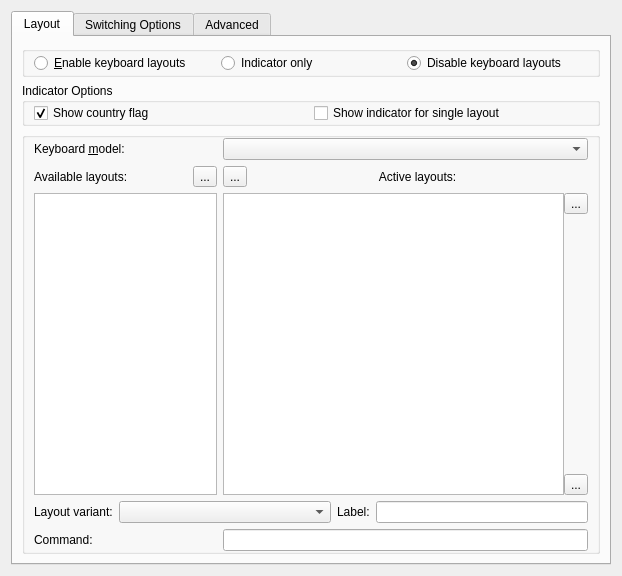
Before: the Qt Designer form kcontrol/kxkb/kcmlayoutwidget.ui in mgottschlag/kwin-tiling, drawn with Qt 5.
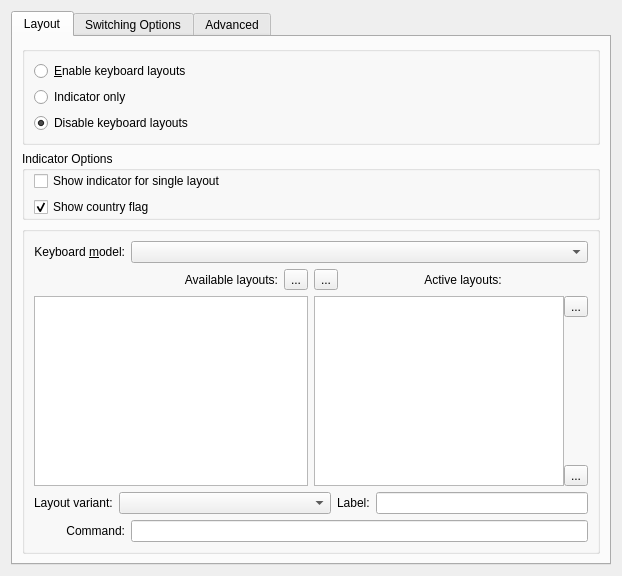
After: the same form once the commit is applied. Custom widgets are drawn as their Qt base class.

The edit to the form file:
```diff
--- a/kcontrol/kxkb/kcmlayoutwidget.ui
+++ b/kcontrol/kxkb/kcmlayoutwidget.ui
@@ -15,31 +15,20 @@
      <property name="currentIndex" >
       <number>0</number>
      </property>
-     <widget class="QWidget" name="tabLayout" >
-      <property name="geometry" >
-       <rect>
-        <x>0</x>
-        <y>0</y>
-        <width>606</width>
-        <height>534</height>
-       </rect>
-      </property>
-      <attribute name="title" >
+     <widget class="QWidget" name="tabLayout">
+      <attribute name="title">
        <string>Layout</string>
       </attribute>
-      <layout class="QVBoxLayout" >
+      <layout class="QVBoxLayout" name="verticalLayout_2">
        <item>
-        <widget class="KButtonGroup" name="grpEnableKxkb" >
-         <layout class="QHBoxLayout" >
-          <property name="topMargin" >
-           <number>0</number>
-          </property>
-          <property name="bottomMargin" >
-           <number>0</number>
-          </property>
+        <widget class="KButtonGroup" name="grpEnableKxkb">
+         <property name="flat">
+          <bool>true</bool>
+         </property>
+         <layout class="QVBoxLayout" name="verticalLayout_3">
           <item>
-           <widget class="QRadioButton" name="radioButton" >
-            <property name="toolTip" >
+           <widget class="QRadioButton" name="radioButton">
+            <property name="toolTip">
              <string>KDE will configure layouts and start layout indicator</string>
             </property>
             <property name="text" >
@@ -48,8 +37,8 @@
            </widget>
           </item>
           <item>
-           <widget class="QRadioButton" name="radioButton_2" >
-            <property name="toolTip" >
+           <widget class="QRadioButton" name="radioButton_2">
+            <property name="toolTip">
              <string>KDE will start indicator but will use existing layout configuration</string>
             </property>
             <property name="text" >
@@ -58,8 +47,8 @@
            </widget>
           </item>
           <item>
-           <widget class="QRadioButton" name="radioButton_3" >
-            <property name="toolTip" >
+           <widget class="QRadioButton" name="radioButton_3">
+            <property name="toolTip">
              <string>KDE will not configure or show keyboard layouts</string>
             </property>
             <property name="text" >
@@ -74,20 +63,27 @@
         </widget>
        </item>
        <item>
-        <widget class="QGroupBox" name="grpIndicatorOptions" >
-         <property name="title" >
+        <widget class="QGroupBox" name="grpIndicatorOptions">
+         <property name="title">
           <string>Indicator Options</string>
          </property>
-         <layout class="QHBoxLayout" >
-          <property name="topMargin" >
+         <layout class="QVBoxLayout" name="verticalLayout">
+          <property name="topMargin">
            <number>0</number>
           </property>
-          <property name="bottomMargin" >
+          <property name="bottomMargin">
            <number>0</number>
           </property>
           <item>
-           <widget class="QCheckBox" name="chkShowFlag" >
-            <property name="whatsThis" >
+           <widget class="QCheckBox" name="chkShowSingle">
+            <property name="text">
+             <string>Show indicator for single layout</string>
+            </property>
+           </widget>
+          </item>
+          <item>
+           <widget class="QCheckBox" name="chkShowFlag">
+            <property name="whatsThis">
              <string>Shows country flag on background of layout name in tray icon</string>
             </property>
             <property name="text" >
@@ -98,35 +94,22 @@
             </property>
            </widget>
           </item>
-          <item>
-           <widget class="QCheckBox" name="chkShowSingle" >
-            <property name="text" >
-             <string>Show indicator for single layout</string>
-            </property>
-           </widget>
-          </item>
          </layout>
         </widget>
        </item>
        <item>
-        <widget class="QGroupBox" name="grpLayouts" >
-         <property name="whatsThis" >
-          <string>&lt;h1>Keyboard Layout&lt;/h1> Here you can choose your keyboard layout and model. The 'model' refers to the type of keyboard that is connected to your computer, while the keyboard layout defines "which key does what" and may be different for different countries.</string>
+        <widget class="QGroupBox" name="grpLayouts">
+         <property name="whatsThis">
+          <string>&lt;h1&gt;Keyboard Layout&lt;/h1&gt; Here you can choose your keyboard layout and model. The 'model' refers to the type of keyboard that is connected to your computer, while the keyboard layout defines &quot;which key does what&quot; and may be different for different countries.</string>
          </property>
          <property name="title" >
           <string/>
          </property>
-         <layout class="QGridLayout" >
-          <property name="topMargin" >
-           <number>0</number>
-          </property>
-          <property name="bottomMargin" >
-           <number>0</number>
-          </property>
-          <item row="0" column="0" >
-           <widget class="QLabel" name="label_4" >
-            <property name="sizePolicy" >
-             <sizepolicy vsizetype="Preferred" hsizetype="Preferred" >
+         <layout class="QGridLayout" name="gridLayout_2">
+          <item row="0" column="0">
+           <widget class="QLabel" name="label_4">
+            <property name="sizePolicy">
+             <sizepolicy hsizetype="Preferred" vsizetype="Preferred">
               <horstretch>1</horstretch>
               <verstretch>0</verstretch>
              </sizepolicy>
@@ -134,15 +117,18 @@
             <property name="text" >
              <string>Keyboard &amp;model:</string>
             </property>
-            <property name="buddy" >
+            <property name="alignment">
+             <set>Qt::AlignRight|Qt::AlignTrailing|Qt::AlignVCenter</set>
+            </property>
+            <property name="buddy">
              <cstring>comboModel</cstring>
             </property>
            </widget>
           </item>
-          <item row="0" column="1" >
-           <widget class="QComboBox" name="comboModel" >
-            <property name="sizePolicy" >
-             <sizepolicy vsizetype="Fixed" hsizetype="Expanding" >
+          <item row="0" column="1" colspan="2">
+           <widget class="QComboBox" name="comboModel">
+            <property name="sizePolicy">
+             <sizepolicy hsizetype="Expanding" vsizetype="Fixed">
               <horstretch>2</horstretch>
               <verstretch>0</verstretch>
              </sizepolicy>
@@ -153,12 +139,12 @@
             </property>
            </widget>
           </item>
-          <item row="1" column="0" >
-           <layout class="QHBoxLayout" >
+          <item row="1" column="0" colspan="2">
+           <layout class="QHBoxLayout">
             <item>
-             <widget class="QLabel" name="textLabel1_4" >
-              <property name="sizePolicy" >
-               <sizepolicy vsizetype="Preferred" hsizetype="Preferred" >
+             <widget class="QLabel" name="textLabel1_4">
+              <property name="sizePolicy">
+               <sizepolicy hsizetype="Preferred" vsizetype="Preferred">
                 <horstretch>1</horstretch>
                 <verstretch>0</verstretch>
                </sizepolicy>
@@ -166,36 +152,39 @@
               <property name="text" >
                <string>Available layouts:</string>
               </property>
-              <property name="buddy" >
+              <property name="alignment">
+               <set>Qt::AlignRight|Qt::AlignTrailing|Qt::AlignVCenter</set>
+              </property>
+              <property name="buddy">
                <cstring>srcTableView</cstring>
               </property>
              </widget>
             </item>
             <item>
-             <widget class="QToolButton" name="btnRemove" >
-              <property name="text" >
+             <widget class="QToolButton" name="btnRemove">
+              <property name="text">
                <string>...</string>
               </property>
              </widget>
             </item>
            </layout>
           </item>
-          <item row="1" column="1" >
-           <layout class="QHBoxLayout" >
-            <property name="spacing" >
+          <item row="1" column="2">
+           <layout class="QHBoxLayout">
+            <property name="spacing">
              <number>0</number>
             </property>
             <item>
-             <widget class="QToolButton" name="btnAdd" >
-              <property name="text" >
+             <widget class="QToolButton" name="btnAdd">
+              <property name="text">
                <string>...</string>
               </property>
              </widget>
             </item>
             <item>
-             <widget class="QLabel" name="textLabel1_4_2" >
-              <property name="sizePolicy" >
-               <sizepolicy vsizetype="Preferred" hsizetype="MinimumExpanding" >
+             <widget class="QLabel" name="textLabel1_4_2">
+              <property name="sizePolicy">
+               <sizepolicy hsizetype="MinimumExpanding" vsizetype="Preferred">
                 <horstretch>3</horstretch>
                 <verstretch>0</verstretch>
                </sizepolicy>
@@ -213,10 +202,10 @@
             </item>
            </layout>
           </item>
-          <item row="2" column="0" >
-           <widget class="QTreeView" name="srcTableView" >
-            <property name="sizePolicy" >
-             <sizepolicy vsizetype="Expanding" hsizetype="Expanding" >
+          <item row="2" column="0" colspan="2">
+           <widget class="QTreeView" name="srcTableView">
+            <property name="sizePolicy">
+             <sizepolicy hsizetype="Expanding" vsizetype="Expanding">
               <horstretch>1</horstretch>
               <verstretch>0</verstretch>
              </sizepolicy>
@@ -229,20 +218,26 @@
             </property>
            </widget>
           </item>
-          <item row="2" column="1" >
-           <layout class="QHBoxLayout" >
-            <property name="spacing" >
+          <item row="2" column="2">
+           <layout class="QHBoxLayout">
+            <property name="spacing">
              <number>0</number>
             </property>
             <item>
-             <widget class="QTreeView" name="dstTableView" >
-              <property name="sizePolicy" >
-               <sizepolicy vsizetype="Expanding" hsizetype="Expanding" >
+             <widget class="QTreeView" name="dstTableView">
+              <property name="sizePolicy">
+               <sizepolicy hsizetype="Expanding" vsizetype="Expanding">
                 <horstretch>0</horstretch>
                 <verstretch>0</verstretch>
                </sizepolicy>
               </property>
-              <property name="selectionMode" >
+              <property name="minimumSize">
+               <size>
+                <width>250</width>
+                <height>0</height>
+               </size>
+              </property>
+              <property name="selectionMode">
                <enum>QAbstractItemView::SingleSelection</enum>
               </property>
               <property name="selectionBehavior" >
@@ -254,10 +249,10 @@
              </widget>
             </item>
             <item>
-             <layout class="QVBoxLayout" >
+             <layout class="QVBoxLayout">
               <item>
-               <widget class="QToolButton" name="btnUp" >
-                <property name="text" >
+               <widget class="QToolButton" name="btnUp">
+                <property name="text">
                  <string>...</string>
                 </property>
                </widget>
@@ -276,8 +271,8 @@
                </spacer>
               </item>
               <item>
-               <widget class="QToolButton" name="btnDown" >
-                <property name="text" >
+               <widget class="QToolButton" name="btnDown">
+                <property name="text">
                  <string>...</string>
                 </property>
                </widget>
@@ -286,11 +281,40 @@
             </item>
            </layout>
           </item>
-          <item row="3" column="0" colspan="2" >
-           <layout class="QHBoxLayout" >
+          <item row="4" column="0">
+           <widget class="QLabel" name="textLabel1_3">
+            <property name="text">
+             <string>Command:</string>
+            </property>
+            <property name="alignment">
+             <set>Qt::AlignRight|Qt::AlignTrailing|Qt::AlignVCenter</set>
+            </property>
+            <property name="buddy">
+             <cstring>editCmdLine</cstring>
+            </property>
+           </widget>
+          </item>
+          <item row="4" column="1" colspan="2">
+           <widget class="QLineEdit" name="editCmdLine">
+            <property name="sizePolicy">
+             <sizepolicy hsizetype="Expanding" vsizetype="Fixed">
+              <horstretch>2</horstretch>
+              <verstretch>0</verstretch>
+             </sizepolicy>
+            </property>
+            <property name="whatsThis">
+             <string>This is the command which will be executed to initialize configured layouts.</string>
+            </property>
+            <property name="readOnly">
+             <bool>true</bool>
+            </property>
+           </widget>
+          </item>
+          <item row="3" column="0" colspan="3">
+           <layout class="QHBoxLayout">
             <item>
-             <widget class="QLabel" name="textLabel1" >
-              <property name="text" >
+             <widget class="QLabel" name="textLabel1">
+              <property name="text">
                <string>Layout variant:</string>
               </property>
               <property name="buddy" >
@@ -299,9 +323,9 @@
              </widget>
             </item>
             <item>
-             <widget class="QComboBox" name="comboVariant" >
-              <property name="sizePolicy" >
-               <sizepolicy vsizetype="Fixed" hsizetype="Expanding" >
+             <widget class="QComboBox" name="comboVariant">
+              <property name="sizePolicy">
+               <sizepolicy hsizetype="Expanding" vsizetype="Fixed">
                 <horstretch>0</horstretch>
                 <verstretch>0</verstretch>
                </sizepolicy>
@@ -313,8 +337,8 @@
              </widget>
             </item>
             <item>
-             <widget class="QLabel" name="textLabel1_6" >
-              <property name="text" >
+             <widget class="QLabel" name="textLabel1_6">
+              <property name="text">
                <string>Label:</string>
               </property>
               <property name="buddy" >
@@ -323,46 +347,14 @@
              </widget>
             </item>
             <item>
-             <widget class="QLineEdit" name="editDisplayName" >
-              <property name="maxLength" >
+             <widget class="QLineEdit" name="editDisplayName">
+              <property name="maxLength">
                <number>3</number>
               </property>
              </widget>
             </item>
            </layout>
           </item>
-          <item row="4" column="0" >
-           <widget class="QLabel" name="textLabel1_3" >
-            <property name="sizePolicy" >
-             <sizepolicy vsizetype="Preferred" hsizetype="Preferred" >
-              <horstretch>1</horstretch>
-              <verstretch>0</verstretch>
-             </sizepolicy>
-            </property>
-            <property name="text" >
-             <string>Command:</string>
-            </property>
-            <property name="buddy" >
-             <cstring>editCmdLine</cstring>
-            </property>
-           </widget>
-          </item>
-          <item row="4" column="1" >
-           <widget class="QLineEdit" name="editCmdLine" >
-            <property name="sizePolicy" >
-             <sizepolicy vsizetype="Fixed" hsizetype="Expanding" >
-              <horstretch>2</horstretch>
-              <verstretch>0</verstretch>
-             </sizepolicy>
-            </property>
-            <property name="whatsThis" >
-             <string>This is the command which will be executed to initialize configured layouts.</string>
-            </property>
-            <property name="readOnly" >
-             <bool>true</bool>
-            </property>
-           </widget>
-          </item>
          </layout>
         </widget>
        </item>
```
Left out of the diff: 267 changed lines with no effect on the pictures. Lines whose indentation alone changed are shown as unchanged.
